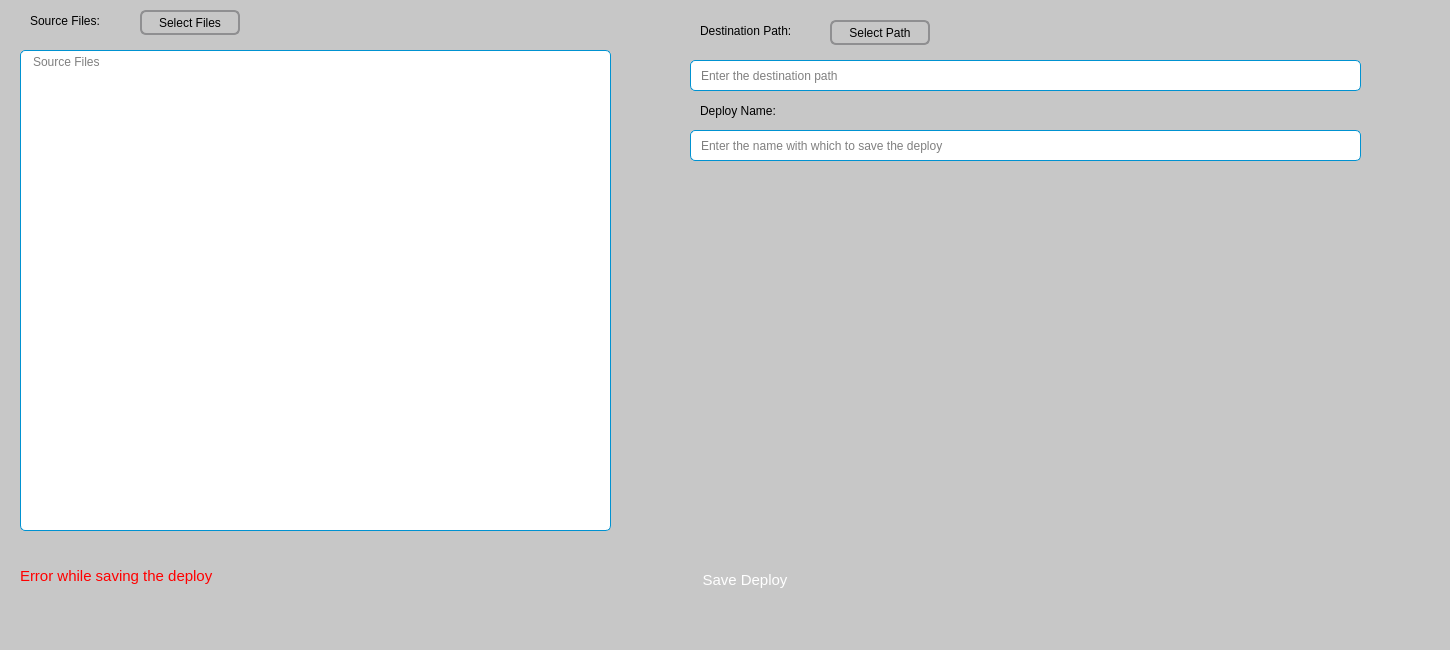
Before: the Qt Designer form AddDeploy.ui in albino98/deploy-helper, drawn with Qt 5.
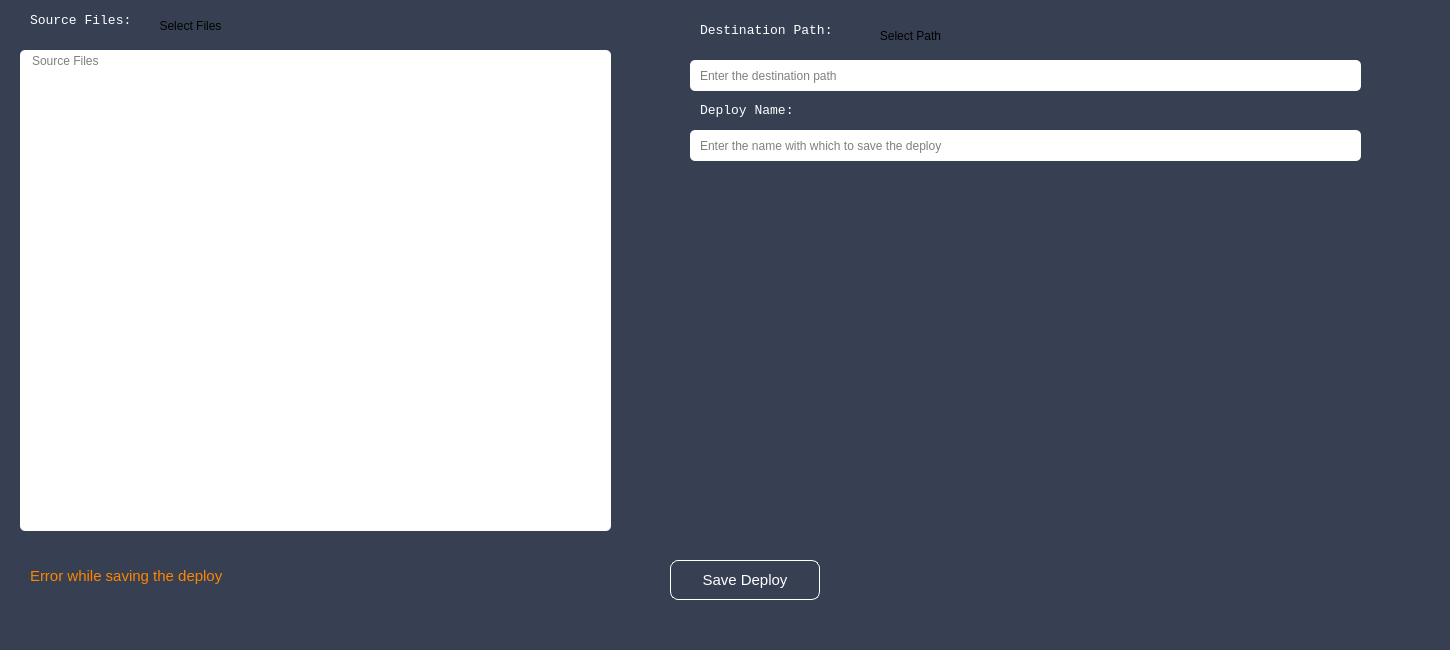
After: the same form once the commit is applied.

Commit message: Light and dark themes, developed start deploy action.

What changed in the file:
```diff
--- a/AddDeploy.ui
+++ b/AddDeploy.ui
@@ -26,7 +26,7 @@
    <string>MainWindow</string>
   </property>
   <property name="styleSheet">
-   <string notr="true">background-color: #c7c7c7;</string>
+   <string notr="true">background-color:#364052;</string>
   </property>
   <widget class="QWidget" name="centralwidget">
    <widget class="QLabel" name="label">
@@ -38,8 +38,15 @@
       <height>21</height>
      </rect>
     </property>
+    <property name="font">
+     <font>
+      <family>Lucida Console</family>
+      <pointsize>10</pointsize>
+     </font>
+    </property>
     <property name="styleSheet">
-     <string notr="true"> font-family: &quot;Lucida Console&quot;, &quot;Courier New&quot;, monospace;</string>
+     <string notr="true"> font-family: &quot;Lucida Console&quot;, &quot;Courier New&quot;, monospace;
+color:white;</string>
     </property>
     <property name="text">
      <string>Source Files:</string>
@@ -50,12 +57,19 @@
      <rect>
       <x>700</x>
       <y>20</y>
-      <width>121</width>
+      <width>151</width>
       <height>21</height>
      </rect>
     </property>
+    <property name="font">
+     <font>
+      <family>Lucida Console</family>
+      <pointsize>10</pointsize>
+     </font>
+    </property>
     <property name="styleSheet">
-     <string notr="true"> font-family: &quot;Lucida Console&quot;, &quot;Courier New&quot;, monospace;</string>
+     <string notr="true"> font-family: &quot;Lucida Console&quot;, &quot;Courier New&quot;, monospace;
+color:white;</string>
     </property>
     <property name="text">
      <string>Destination Path:</string>
@@ -66,19 +80,19 @@
      <rect>
       <x>140</x>
       <y>10</y>
-      <width>100</width>
-      <height>25</height>
+      <width>101</width>
+      <height>31</height>
      </rect>
     </property>
     <property name="minimumSize">
      <size>
-      <width>84</width>
+      <width>80</width>
       <height>0</height>
      </size>
     </property>
     <property name="styleSheet">
      <string notr="true">QPushButton {
-    border: 2px solid #8f8f91;
+    border: 0px solid #0092d1;
     border-radius: 6px;
     background-color: qlineargradient(x1: 0, y1: 0, x2: 0, y2: 1,
                                       stop: 0 #f6f7fa, stop: 1 #dadbde);
@@ -106,21 +120,21 @@
    <widget class="QPushButton" name="Btn_SelectDestinationPath">
     <property name="geometry">
      <rect>
-      <x>830</x>
+      <x>860</x>
       <y>20</y>
-      <width>100</width>
-      <height>25</height>
+      <width>101</width>
+      <height>31</height>
      </rect>
     </property>
     <property name="minimumSize">
      <size>
-      <width>84</width>
+      <width>80</width>
       <height>0</height>
      </size>
     </property>
     <property name="styleSheet">
      <string notr="true">QPushButton {
-    border: 2px solid #8f8f91;
+    border: 0px solid #0092d1;
     border-radius: 6px;
     background-color: qlineargradient(x1: 0, y1: 0, x2: 0, y2: 1,
                                       stop: 0 #f6f7fa, stop: 1 #dadbde);
@@ -156,7 +170,7 @@
     </property>
     <property name="styleSheet">
      <string notr="true">QTextEdit {
-    border: 1px solid #0092d1;
+    border: 0px solid #0092d1;
     border-radius: 5px;
     padding: 0 8px;
     background: white;
@@ -179,7 +193,7 @@
     </property>
     <property name="styleSheet">
      <string notr="true">QPushButton {
-    /*border: 2px solid #000000;*/
+    border: 1px solid white;
     border-radius: 8px;
     background-color: qlineargradient(x1: 0, y1: 0, x2: 0, y2: 1,
                                       stop: 0 #2c509e, stop: 1 #0092d1);
@@ -215,8 +229,15 @@
       <height>21</height>
      </rect>
     </property>
+    <property name="font">
+     <font>
+      <family>Lucida Console</family>
+      <pointsize>10</pointsize>
+     </font>
+    </property>
     <property name="styleSheet">
-     <string notr="true"> font-family: &quot;Lucida Console&quot;, &quot;Courier New&quot;, monospace;</string>
+     <string notr="true"> font-family: &quot;Lucida Console&quot;, &quot;Courier New&quot;, monospace;
+color:white;</string>
     </property>
     <property name="text">
      <string>Deploy Name:</string>
@@ -233,7 +254,7 @@
     </property>
     <property name="styleSheet">
      <string notr="true">QLineEdit {
-    border: 1px solid #0092d1;
+    border: 0px solid #0092d1;
     border-radius: 5px;
     padding: 0 8px;
     background: white;
@@ -256,7 +277,7 @@
     </property>
     <property name="styleSheet">
      <string notr="true">QLineEdit {
-    border: 1px solid #0092d1;
+    border: 0px solid #0092d1;
     border-radius: 5px;
     padding: 0 8px;
     background: white;
@@ -274,7 +295,7 @@
     </property>
     <property name="geometry">
      <rect>
-      <x>20</x>
+      <x>30</x>
       <y>550</y>
       <width>631</width>
       <height>51</height>
@@ -283,7 +304,7 @@
     <property name="styleSheet">
      <string notr="true"> font-family: &quot;Lucida Console&quot;, &quot;Courier New&quot;, monospace;
 font-size: 15px;
-color:red;</string>
+color:#ff8400;</string>
     </property>
     <property name="text">
      <string>Error while saving the deploy</string>
```
The commit also changes 10 other files.
